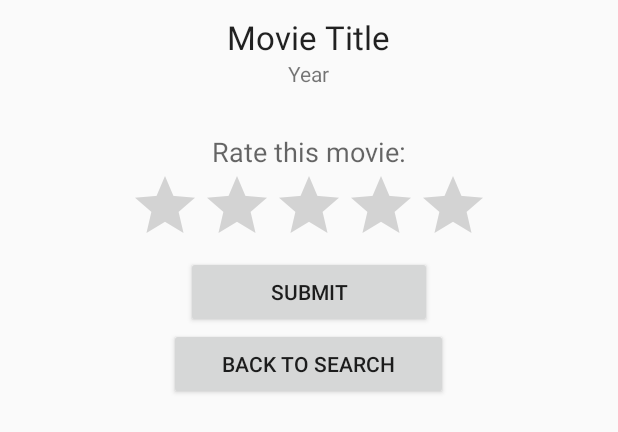
After one commit to Rotten-Potatoes/RottenPotatoes2, an Android app: the layout rate_movie.xml on its own in the app's theme, with its tools: preview values and no code run, on a phone screen of 412 x 824 dp. The commit adds this screen. Shown: the top 432 px of the screen. Run offline under Robolectric (Android 15) with nearby library versions, the phone set to English and light mode, and no system bars.

Commit message:
Rating screen

```diff
--- a/app/src/main/java/com/example/rahulraina/rottenpotatoes/MainActivity.java
+++ b/app/src/main/java/com/example/rahulraina/rottenpotatoes/MainActivity.java
@@ -56,6 +56,13 @@ public class MainActivity extends AppCompatActivity {
     private TextView movieYear;
     private TextView movieRated;
 
+    private TextView movieTitleRate;
+    private TextView movieYearRate;
+
+    private String title;
+    private String year;
+
+
     private View rateButton;
 
     private SearchView movietext;
@@ -111,8 +118,8 @@ public class MainActivity extends AppCompatActivity {
                 movieRated.setText("");
                 rateButton.setVisibility(View.GONE);
             } else {
-                String year = jObject.getString("Year");
-                String title = jObject.getString("Title");
+                year = jObject.getString("Year");
+                title = jObject.getString("Title");
                 String rated = jObject.getString("Rated");
                 String released = jObject.getString("Released");
                 String runtime = jObject.getString("Runtime");
@@ -132,6 +139,18 @@ public class MainActivity extends AppCompatActivity {
             System.out.print(e.getMessage());
         }
     }
+
+    public void onClickRate(View v) {
+        movieTitleRate = (TextView) findViewById(R.id.movietitle);
+        movieTitleRate.setText(title);
+        setContentView(R.layout.rate_movie);
+
+    }
+
+    public void onClickBackFromRate(View v) {
+        setContentView(R.layout.main_post_sign_in);
+    }
+
     public static String sendGetRequest(String urlString) throws IOException {
         try {
             URL obj = new URL(urlString);
--- /dev/null
+++ b/app/src/main/res/layout/rate_movie.xml
@@ -0,0 +1,64 @@
+<?xml version="1.0" encoding="utf-8"?>
+<LinearLayout xmlns:android="http://schemas.android.com/apk/res/android"
+    android:orientation="vertical" android:layout_width="match_parent"
+    android:layout_height="match_parent">
+
+    <Space
+        android:layout_width="1dp"
+        android:layout_height="10dp"/>
+
+    <TextView
+        android:layout_width="wrap_content"
+        android:layout_height="wrap_content"
+        android:textAppearance="?android:attr/textAppearanceLarge"
+        android:text="Movie Title"
+        android:id="@+id/movietitle"
+        android:layout_gravity="center_horizontal" />
+
+    <TextView
+        android:layout_width="wrap_content"
+        android:layout_height="wrap_content"
+        android:textAppearance="?android:attr/textAppearanceSmall"
+        android:layout_below="@+id/movietitle"
+        android:text="Year"
+        android:id="@+id/movieyear"
+        android:layout_gravity="center_horizontal" />
+
+    <Space
+        android:layout_width="1dp"
+        android:layout_height="30dp"/>
+
+    <TextView
+        android:layout_width="wrap_content"
+        android:layout_height="wrap_content"
+        android:textAppearance="?android:attr/textAppearanceMedium"
+        android:text="Rate this movie:"
+        android:id="@+id/staticenterrating"
+        android:layout_gravity="center_horizontal" />
+
+
+
+    <RatingBar
+        android:layout_width="wrap_content"
+        android:layout_height="wrap_content"
+        android:id="@+id/ratingBar"
+        android:layout_below="@+id/staticenterrating"
+        android:layout_gravity="center_horizontal"/>
+
+    <Button
+        android:layout_width="164dp"
+        android:layout_height="wrap_content"
+        android:text="Submit"
+        android:id="@+id/submitrating"
+        android:layout_gravity="center_horizontal"/>
+
+    <Button
+        android:layout_width="186dp"
+        android:layout_height="wrap_content"
+        android:text="Back to search"
+        android:id="@+id/toback"
+        android:layout_gravity="center_horizontal"
+        android:onClick = "onClickBackFromRate"/>
+
+
+</LinearLayout>
```
